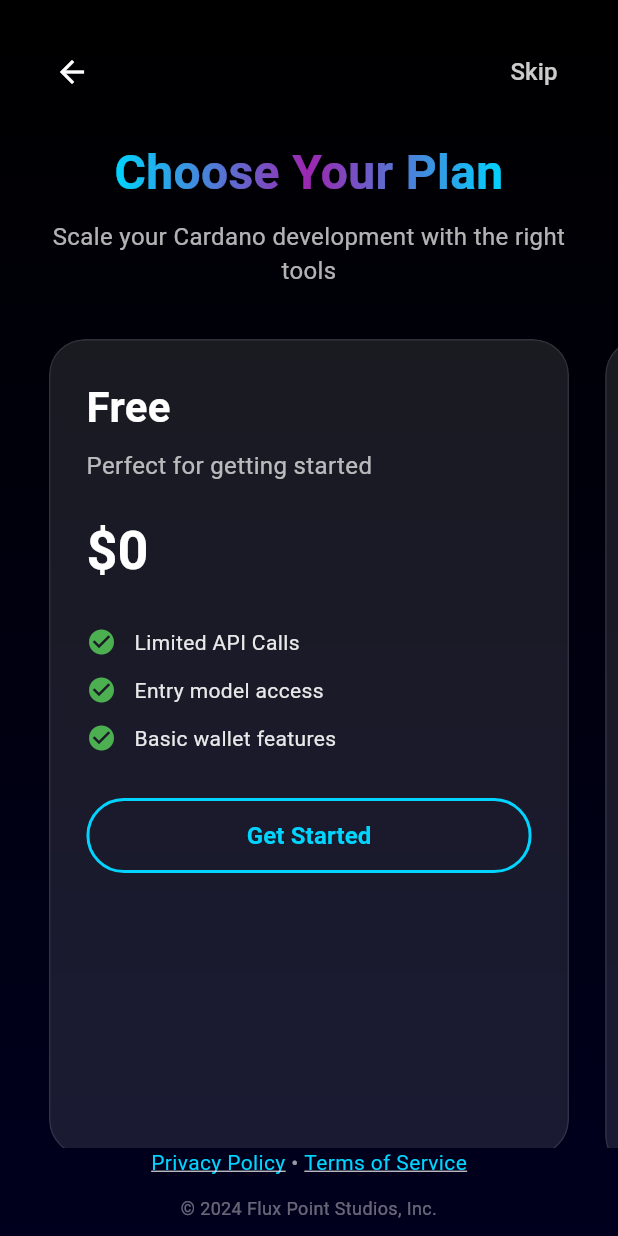
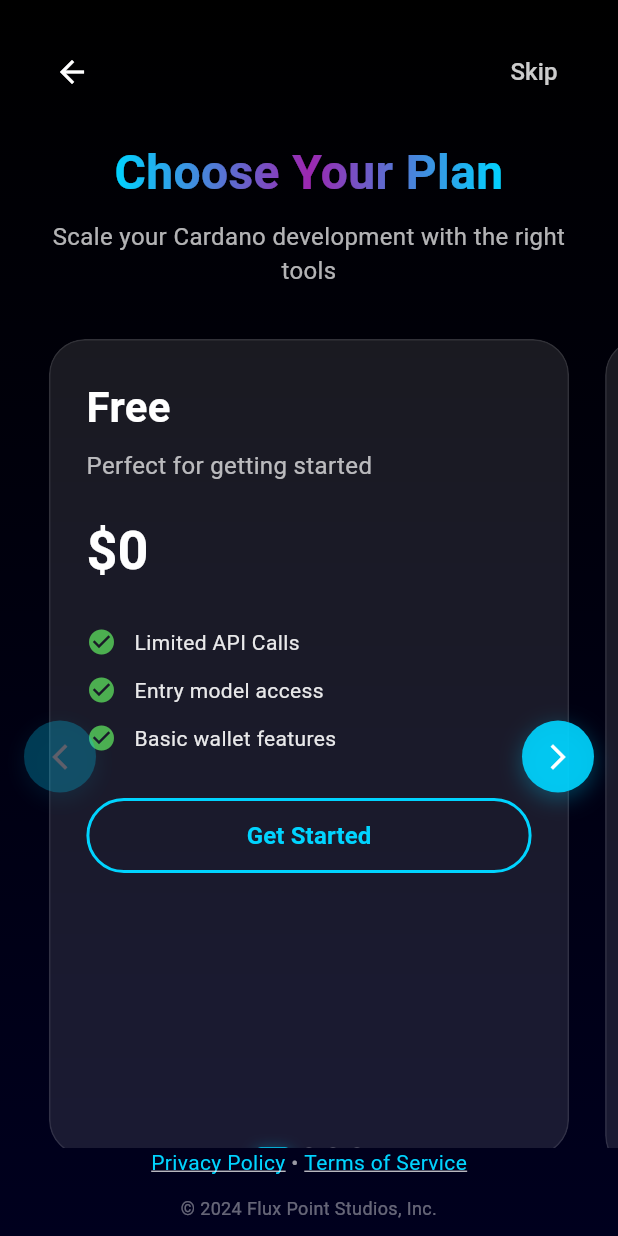
Before and after one commit to Flux-Point-Studios/yuti, a Flutter app: the PricingScreen screen opened directly, on a phone screen of 412 x 824 dp. Run offline on Flutter 3.47's test engine with Material 3 defaults, Android fonts, the phone set to English and light mode, and no system bars; our stand-ins replace flutter_markdown, flutter_secure_storage, hex, permission_handler, qr_flutter, speech_to_text and 1 more; missing offline and left inert: bip39_plus, flutter_web_auth, mobile_scanner; accounts and stored records are empty.

Commit message:
Add themed navigation arrows and page indicators to pricing screen for better web UX

```diff
--- a/lib/screens/pricing_screen.dart
+++ b/lib/screens/pricing_screen.dart
@@ -19,11 +19,13 @@ class _PricingScreenState extends State<PricingScreen>
   late AnimationController _animationController;
   late Animation<double> _fadeAnimation;
   late Animation<double> _slideAnimation;
+  late PageController _pageController;
 
   final AuthService _authService = AuthService();
   bool _isLoading = false;
   String? _selectedPlan;
   String _paymentMethod = 'stripe';
+  int _currentPageIndex = 0;
 
   final List<PricingPlan> _plans = [
     PricingPlan(
@@ -115,12 +117,14 @@ class _PricingScreenState extends State<PricingScreen>
       ),
     );
 
+    _pageController = PageController(viewportFraction: 0.9);
     _animationController.forward();
   }
 
   @override
   void dispose() {
     _animationController.dispose();
+    _pageController.dispose();
     super.dispose();
   }
 
@@ -236,9 +240,16 @@ class _PricingScreenState extends State<PricingScreen>
             child: SingleChildScrollView(
               child: SizedBox(
                 height: MediaQuery.of(context).size.height * 0.7,
-                child: PageView.builder(
+                child: Stack(
+                  children: [
+                    PageView.builder(
                       itemCount: _plans.length,
-                  controller: PageController(viewportFraction: 0.9),
+                      controller: _pageController,
+                      onPageChanged: (index) {
+                        setState(() {
+                          _currentPageIndex = index;
+                        });
+                      },
                       itemBuilder: (context, index) {
                         return Container(
                           margin: const EdgeInsets.symmetric(horizontal: 8),
@@ -246,11 +257,147 @@ class _PricingScreenState extends State<PricingScreen>
                         );
                       },
                     ),
+                    _buildNavigationArrows(),
+                    _buildPageIndicators(),
+                  ],
+                ),
               ),
             ),
           ),
         );
       },
+    );
+  }
+
+  Widget _buildNavigationArrows() {
+    return Positioned.fill(
+      child: Row(
+        mainAxisAlignment: MainAxisAlignment.spaceBetween,
+        children: [
+          // Left Arrow
+          Padding(
+            padding: const EdgeInsets.only(left: 16),
+            child: Align(
+              alignment: Alignment.centerLeft,
+              child: AnimatedOpacity(
+                opacity: _currentPageIndex > 0 ? 1.0 : 0.3,
+                duration: const Duration(milliseconds: 200),
+                child: GestureDetector(
+                  onTap: _currentPageIndex > 0 ? _previousPage : null,
+                  child: Container(
+                    width: 48,
+                    height: 48,
+                    decoration: BoxDecoration(
+                      color: AppColors.primaryBlue.withOpacity(0.9),
+                      shape: BoxShape.circle,
+                      boxShadow: [
+                        BoxShadow(
+                          color: AppColors.primaryBlue.withOpacity(0.3),
+                          blurRadius: 12,
+                          offset: const Offset(0, 4),
+                        ),
+                      ],
+                    ),
+                    child: const Icon(
+                      Icons.arrow_back_ios_new,
+                      color: Colors.white,
+                      size: 20,
+                    ),
+                  ),
+                ),
+              ),
+            ),
+          ),
+          // Right Arrow
+          Padding(
+            padding: const EdgeInsets.only(right: 16),
+            child: Align(
+              alignment: Alignment.centerRight,
+              child: AnimatedOpacity(
+                opacity: _currentPageIndex < _plans.length - 1 ? 1.0 : 0.3,
+                duration: const Duration(milliseconds: 200),
+                child: GestureDetector(
+                  onTap: _currentPageIndex < _plans.length - 1 ? _nextPage : null,
+                  child: Container(
+                    width: 48,
+                    height: 48,
+                    decoration: BoxDecoration(
+                      color: AppColors.primaryBlue.withOpacity(0.9),
+                      shape: BoxShape.circle,
+                      boxShadow: [
+                        BoxShadow(
+                          color: AppColors.primaryBlue.withOpacity(0.3),
+                          blurRadius: 12,
+                          offset: const Offset(0, 4),
+                        ),
+                      ],
+                    ),
+                    child: const Icon(
+                      Icons.arrow_forward_ios,
+                      color: Colors.white,
+                      size: 20,
+                    ),
+                  ),
+                ),
+              ),
+            ),
+          ),
+        ],
+      ),
+    );
+  }
+
+  void _previousPage() {
+    if (_currentPageIndex > 0) {
+      _pageController.animateToPage(
+        _currentPageIndex - 1,
+        duration: const Duration(milliseconds: 300),
+        curve: Curves.easeInOut,
+      );
+    }
+  }
+
+  void _nextPage() {
+    if (_currentPageIndex < _plans.length - 1) {
+      _pageController.animateToPage(
+        _currentPageIndex + 1,
+        duration: const Duration(milliseconds: 300),
+        curve: Curves.easeInOut,
+      );
+    }
+  }
+
+  Widget _buildPageIndicators() {
+    return Positioned(
+      bottom: 20,
+      left: 0,
+      right: 0,
+      child: Row(
+        mainAxisAlignment: MainAxisAlignment.center,
+        children: List.generate(_plans.length, (index) {
+          return AnimatedContainer(
+            duration: const Duration(milliseconds: 200),
+            margin: const EdgeInsets.symmetric(horizontal: 4),
+            width: _currentPageIndex == index ? 24 : 8,
+            height: 8,
+            decoration: BoxDecoration(
+              color: _currentPageIndex == index
+                  ? AppColors.primaryBlue
+                  : Colors.white.withOpacity(0.3),
+              borderRadius: BorderRadius.circular(4),
+              boxShadow: _currentPageIndex == index
+                  ? [
+                      BoxShadow(
+                        color: AppColors.primaryBlue.withOpacity(0.4),
+                        blurRadius: 8,
+                        offset: const Offset(0, 2),
+                      ),
+                    ]
+                  : null,
+            ),
+          );
+        }),
+      ),
     );
   }
 
```
Also changed, not shown: 4 other files. Lines whose indentation alone changed are shown as unchanged.
